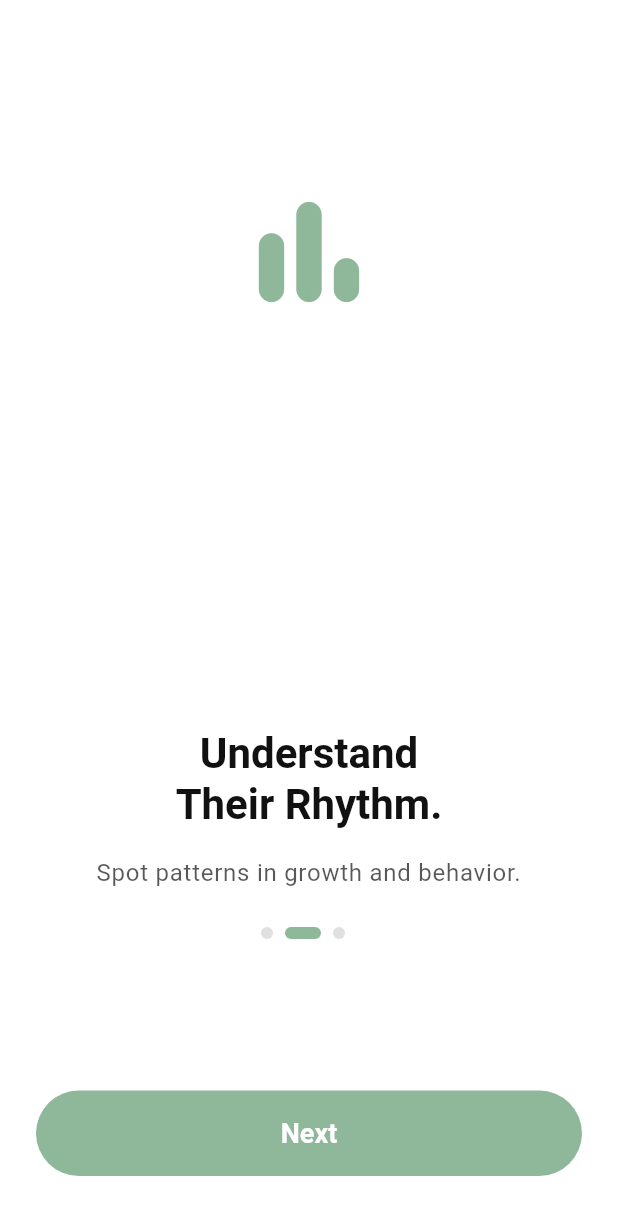
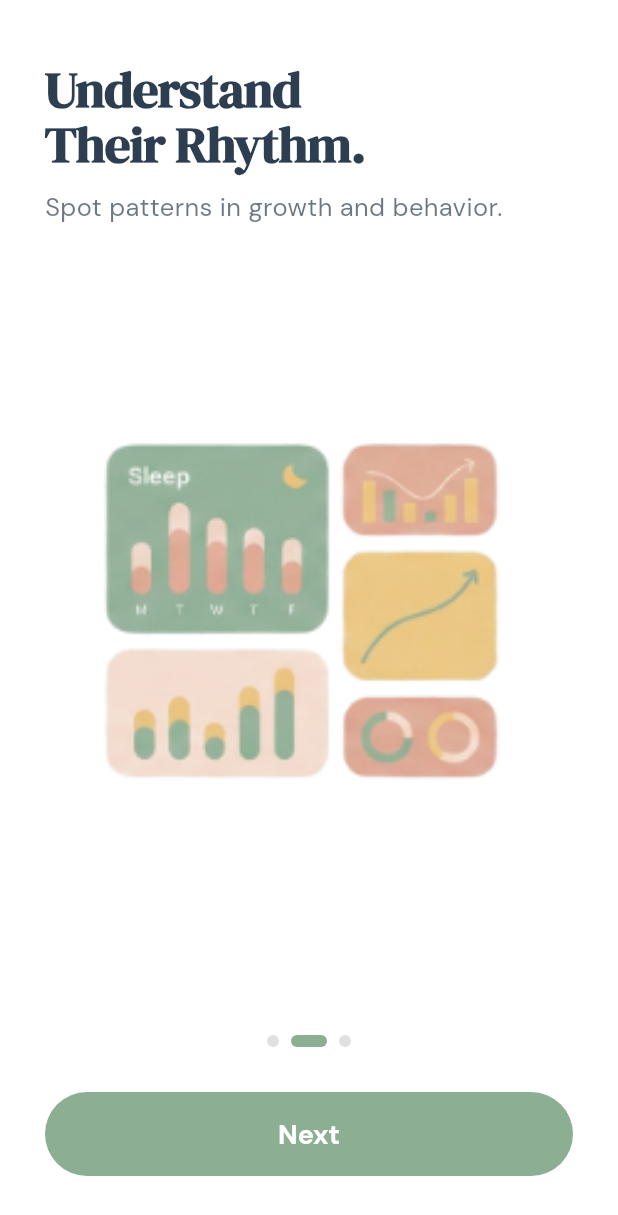
Before and after one commit to Musama987/baby_care, a Flutter app: the screen it shows after launch, after a tap on "Next", on a phone screen of 412 x 824 dp. Shown: the top 1215 px of the screen. Run offline on Flutter 3.47's test engine with Material 3 defaults, Android fonts, the phone set to English and light mode, and no system bars; our stand-ins replace google_fonts; Roboto replaces fonts that are missing (Poppins).

Commit message:
feat: add onboarding screen with new assets and initial app theming utility

```diff
--- a/lib/screens/onboarding/onboarding.dart
+++ b/lib/screens/onboarding/onboarding.dart
@@ -1,7 +1,6 @@
-import 'package:baby_care/utils/app_colors.dart';
 import 'package:flutter/material.dart';
-
-// If you cannot import relative paths, use: import 'package:baby_care/utils/app_colors.dart';
+// import 'package:baby_care/utils/app_colors.dart'; // Uncomment if you use your file
+import 'package:google_fonts/google_fonts.dart';
 
 class OnboardingScreen extends StatefulWidget {
   const OnboardingScreen({super.key});
@@ -14,40 +13,56 @@ class _OnboardingScreenState extends State<OnboardingScreen> {
   final PageController _pageController = PageController();
   int _currentPage = 0;
 
-  // Data for the three screens based on your reference image
   final List<Map<String, dynamic>> _onboardingData = [
     {
       "title": "Effortless\nTracking",
       "text": "Log feeds and sleep with one hand.",
-      "icon":
-          Icons.touch_app_rounded, // Placeholder for "Man relaxing with phone"
+      "image": "assets/images/men.png",
     },
     {
       "title": "Understand\nTheir Rhythm.",
       "text": "Spot patterns in growth and behavior.",
-      "icon": Icons.bar_chart_rounded, // Placeholder for "Charts/Graphs"
+      "image": "assets/images/growthh.png",
     },
     {
       "title": "Your Village\nawaits.",
       "text": "Connect with parents on the same journey.",
-      "icon": Icons.groups_rounded, // Placeholder for "Parents group"
+      "image": "assets/images/family.png",
     },
   ];
 
   @override
+  void didChangeDependencies() {
+    super.didChangeDependencies();
+    // FIX LAG: Precache images so they don't load while swiping
+    for (var data in _onboardingData) {
+      precacheImage(AssetImage(data['image']), context);
+    }
+  }
+
+  @override
   Widget build(BuildContext context) {
-    final theme = Theme.of(context);
-    final size = MediaQuery.of(context).size;
+    // Define your specific green color here to match the design exactly
+    const Color primaryGreen = Color(0xFF8CAE93);
+    const Color darkText = Color(0xFF2C3E50);
 
     return Scaffold(
-      backgroundColor: theme.scaffoldBackgroundColor,
+      backgroundColor: const Color.fromARGB(
+        255,
+        255,
+        255,
+        255,
+      ), // Slight off-white/cream background
       body: SafeArea(
         child: Column(
           children: [
+            // TOP SECTION: CONTENT (Text + Image)
             Expanded(
-              flex: 3,
+              flex: 4, // Gives more space to the content
               child: PageView.builder(
                 controller: _pageController,
+                physics:
+                    const ClampingScrollPhysics(), // Smoother feel than default
                 onPageChanged: (value) {
                   setState(() {
                     _currentPage = value;
@@ -56,49 +71,58 @@ class _OnboardingScreenState extends State<OnboardingScreen> {
                 itemCount: _onboardingData.length,
                 itemBuilder: (context, index) {
                   return Padding(
-                    padding: const EdgeInsets.all(24.0),
+                    padding: const EdgeInsets.symmetric(
+                      horizontal: 30.0,
+                    ), // Wider padding like design
                     child: Column(
-                      mainAxisAlignment: MainAxisAlignment.center,
-                      crossAxisAlignment: CrossAxisAlignment.center,
+                      crossAxisAlignment:
+                          CrossAxisAlignment.start, // LEFT ALIGNMENT
                       children: [
-                        // IMAGE / ICON AREA
-                        // Replace this Container/Icon with Image.asset(...) for your real images
-                        Container(
-                          height: size.height * 0.35,
-                          width: double.infinity,
-                          decoration: BoxDecoration(
-                            color: AppColors
-                                .surfaceLight, // Using surface color for placeholder bg
-                            borderRadius: BorderRadius.circular(24),
-                          ),
-                          child: Icon(
-                            _onboardingData[index]['icon'],
-                            size: 100,
-                            color: AppColors.primary,
-                          ),
-                        ),
-                        const Spacer(),
+                        const SizedBox(height: 40),
+
                         // TITLE
                         Text(
                           _onboardingData[index]['title'],
-                          textAlign: TextAlign.center,
-                          style: theme.textTheme.displayMedium?.copyWith(
-                            color: theme.colorScheme.onBackground,
-                            height:
-                                1.2, // Fix line height for multi-line titles
+                          textAlign: TextAlign.left,
+                          style: GoogleFonts.dmSerifDisplay(
+                            fontSize: 34,
+                            fontWeight: FontWeight.w900,
+                            height: 1.1,
+                            color: darkText,
+                            letterSpacing: -0.5,
                           ),
                         ),
-                        const SizedBox(height: 16),
+
+                        const SizedBox(height: 12),
+
                         // DESCRIPTION
                         Text(
                           _onboardingData[index]['text'],
-                          textAlign: TextAlign.center,
-                          style: theme.textTheme.bodyLarge?.copyWith(
-                            color: theme.colorScheme.onBackground.withOpacity(
-                              0.7,
+                          textAlign: TextAlign.left,
+                          style: GoogleFonts.dmSans(
+                            fontSize: 17,
+                            height: 1.4,
+                            color: darkText.withOpacity(0.7),
+                            fontWeight: FontWeight.w400,
+                          ),
+                        ),
+
+                        const SizedBox(height: 50),
+
+                        // IMAGE
+                        // Using Expanded ensures image fills remaining space nicely
+                        Expanded(
+                          child: Center(
+                            child: Image.asset(
+                              height: 500,
+                              _onboardingData[index]['image'],
+                              fit: BoxFit.contain,
+                              // Only applies if you see jitter, otherwise remove gaplessPlayback
+                              gaplessPlayback: true,
                             ),
                           ),
                         ),
+                        const SizedBox(height: 50),
                       ],
                     ),
                   );
@@ -106,43 +130,44 @@ class _OnboardingScreenState extends State<OnboardingScreen> {
               ),
             ),
 
-            // BOTTOM SECTION (Dots + Button)
-            Expanded(
-              flex: 1,
-              child: Padding(
-                padding: const EdgeInsets.symmetric(horizontal: 24.0),
+            // BOTTOM SECTION: DOTS + BUTTON
+            Padding(
+              padding: const EdgeInsets.fromLTRB(30, 0, 30, 40),
               child: Column(
+                mainAxisSize: MainAxisSize.min, // Compacts the bottom
                 children: [
                   // Dot Indicator
                   Row(
-                      mainAxisAlignment: MainAxisAlignment.center,
+                    mainAxisAlignment:
+                        MainAxisAlignment.center, // Dots are centered in design
                     children: List.generate(
                       _onboardingData.length,
-                        (index) => buildDot(index: index),
+                      (index) =>
+                          buildDot(index: index, activeColor: primaryGreen),
                     ),
                   ),
-                    const Spacer(),
+
+                  const SizedBox(height: 30),
 
                   // Main Action Button
                   SizedBox(
                     width: double.infinity,
+                    height: 56,
                     child: ElevatedButton(
                       onPressed: () {
                         if (_currentPage == _onboardingData.length - 1) {
-                            // TODO: Navigate to Login or Home Screen
-                            // Navigator.pushReplacement(context, MaterialPageRoute(builder: (_) => const LoginScreen()));
-                            debugPrint("Navigate to Home/Login");
+                          // Navigate
+                          debugPrint("Navigate Home");
                         } else {
                           _pageController.nextPage(
-                              duration: const Duration(milliseconds: 300),
-                              curve: Curves.easeIn,
+                            duration: const Duration(milliseconds: 400),
+                            curve: Curves.easeInOut,
                           );
                         }
                       },
                       style: ElevatedButton.styleFrom(
-                          backgroundColor: AppColors.primary,
-                          // Use the button style defined in AppTheme, but we can override specific props here if needed
-                          padding: const EdgeInsets.symmetric(vertical: 18),
+                        backgroundColor: primaryGreen,
+                        elevation: 0, // Flat design like image
                         shape: RoundedRectangleBorder(
                           borderRadius: BorderRadius.circular(30),
                         ),
@@ -151,7 +176,7 @@ class _OnboardingScreenState extends State<OnboardingScreen> {
                         _currentPage == _onboardingData.length - 1
                             ? "Get Started"
                             : "Next",
-                          style: const TextStyle(
+                        style: GoogleFonts.dmSans(
                           fontSize: 18,
                           fontWeight: FontWeight.bold,
                           color: Colors.white,
@@ -159,9 +184,7 @@ class _OnboardingScreenState extends State<OnboardingScreen> {
                       ),
                     ),
                   ),
-                    const SizedBox(height: 40),
                 ],
-                ),
               ),
             ),
           ],
@@ -170,17 +193,14 @@ class _OnboardingScreenState extends State<OnboardingScreen> {
     );
   }
 
-  // Helper widget for the pagination dots
-  AnimatedContainer buildDot({required int index}) {
+  AnimatedContainer buildDot({required int index, required Color activeColor}) {
     return AnimatedContainer(
-      duration: const Duration(milliseconds: 200),
-      margin: const EdgeInsets.only(right: 8),
+      duration: const Duration(milliseconds: 300),
+      margin: const EdgeInsets.symmetric(horizontal: 4),
       height: 8,
       width: _currentPage == index ? 24 : 8,
       decoration: BoxDecoration(
-        color: _currentPage == index
-            ? AppColors.primary
-            : AppColors.borderLight, // Inactive color
+        color: _currentPage == index ? activeColor : Colors.grey.shade300,
         borderRadius: BorderRadius.circular(4),
       ),
     );
--- a/lib/utils/app_themes.dart
+++ b/lib/utils/app_themes.dart
@@ -1,5 +1,6 @@
 import 'package:flutter/material.dart';
 import 'package:flutter/services.dart';
+import 'package:google_fonts/google_fonts.dart';
 import 'app_colors.dart';
 
 class AppTheme {
@@ -9,66 +10,49 @@ class AppTheme {
   // Constants for spacing and borders extracted from images
   static const double _borderRadius = 16.0;
   static const double _defaultPadding = 16.0;
-  static const String _fontFamily =
-      'Poppins'; // Suggested modern sans-serif font
-
   // Define the base TextTheme with appropriate sizes and weights
   static TextTheme get _baseTextTheme {
-    return const TextTheme(
-      displayLarge: TextStyle(
+    return TextTheme(
+      displayLarge: GoogleFonts.dmSerifDisplay(
         fontSize: 32,
         fontWeight: FontWeight.bold,
-        fontFamily: _fontFamily,
       ),
-      displayMedium: TextStyle(
+      displayMedium: GoogleFonts.dmSerifDisplay(
         fontSize: 28,
         fontWeight: FontWeight.bold,
-        fontFamily: _fontFamily,
       ),
-      displaySmall: TextStyle(
+      displaySmall: GoogleFonts.dmSerifDisplay(
         fontSize: 24,
         fontWeight: FontWeight.bold,
-        fontFamily: _fontFamily,
       ),
-      headlineMedium: TextStyle(
+      headlineMedium: GoogleFonts.dmSerifDisplay(
         fontSize: 20,
         fontWeight: FontWeight.w600,
-        fontFamily: _fontFamily,
       ),
-      headlineSmall: TextStyle(
+      headlineSmall: GoogleFonts.dmSerifDisplay(
         fontSize: 18,
         fontWeight: FontWeight.w600,
-        fontFamily: _fontFamily,
       ),
-      titleLarge: TextStyle(
-        fontSize: 16,
-        fontWeight: FontWeight.w600,
-        fontFamily: _fontFamily,
-      ),
-      titleMedium: TextStyle(
+      titleLarge: GoogleFonts.dmSans(fontSize: 16, fontWeight: FontWeight.w600),
+      titleMedium: GoogleFonts.dmSans(
         fontSize: 16,
         fontWeight: FontWeight.w500,
-        fontFamily: _fontFamily,
       ),
-      bodyLarge: TextStyle(
+      bodyLarge: GoogleFonts.dmSans(
         fontSize: 16,
         fontWeight: FontWeight.normal,
-        fontFamily: _fontFamily,
       ),
-      bodyMedium: TextStyle(
+      bodyMedium: GoogleFonts.dmSans(
         fontSize: 14,
         fontWeight: FontWeight.normal,
-        fontFamily: _fontFamily,
       ),
-      labelLarge: TextStyle(
+      labelLarge: GoogleFonts.dmSans(
         fontSize: 14,
         fontWeight: FontWeight.w600,
-        fontFamily: _fontFamily,
       ), // Button text
-      bodySmall: TextStyle(
+      bodySmall: GoogleFonts.dmSans(
         fontSize: 12,
         fontWeight: FontWeight.normal,
-        fontFamily: _fontFamily,
       ),
     );
   }
@@ -105,7 +89,7 @@ class AppTheme {
   static ThemeData get lightTheme {
     return ThemeData(
       useMaterial3: true,
-      fontFamily: _fontFamily,
+      fontFamily: GoogleFonts.dmSans().fontFamily,
       brightness: Brightness.light,
       primaryColor: AppColors.primary,
       scaffoldBackgroundColor: AppColors.backgroundLight,
@@ -180,7 +164,7 @@ class AppTheme {
   static ThemeData get darkTheme {
     return ThemeData(
       useMaterial3: true,
-      fontFamily: _fontFamily,
+      fontFamily: GoogleFonts.dmSans().fontFamily,
       brightness: Brightness.dark,
       primaryColor: AppColors.primary,
       scaffoldBackgroundColor: AppColors.backgroundDark,
--- a/pubspec.yaml
+++ b/pubspec.yaml
@@ -34,6 +34,7 @@ dependencies:
   # The following adds the Cupertino Icons font to your application.
   # Use with the CupertinoIcons class for iOS style icons.
   cupertino_icons: ^1.0.8
+  google_fonts: ^6.3.3
 
 dev_dependencies:
   flutter_test:
@@ -58,9 +59,8 @@ flutter:
   uses-material-design: true
 
   # To add assets to your application, add an assets section, like this:
-  # assets:
-  #   - images/a_dot_burr.jpeg
-  #   - images/a_dot_ham.jpeg
+  assets:
+    - assets/images/
 
   # An image asset can refer to one or more resolution-specific "variants", see
   # https://flutter.dev/to/resolution-aware-images
```
Also changed, not shown: assets/images/family.png (added), assets/images/growthh.png (added), assets/images/men.png (added), pubspec.lock. Lines whose indentation alone changed are shown as unchanged.
